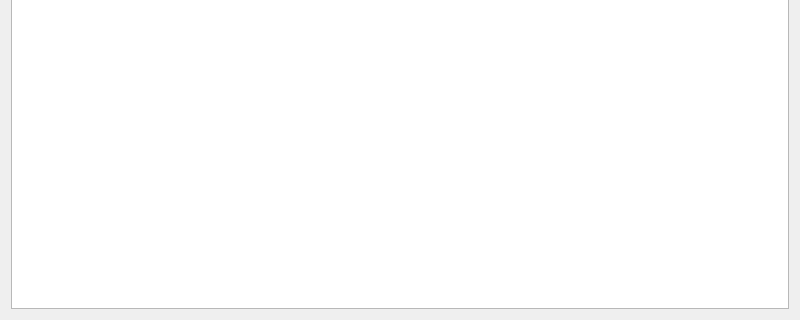
Before: the Qt Designer form components/navigationOptimizer/src/mainUI.ui in robocomp/robocomp-viriato, drawn with Qt 5; both pictures show x 0 to 800 and y 280 to 600 of the 800 by 600 pixel window.
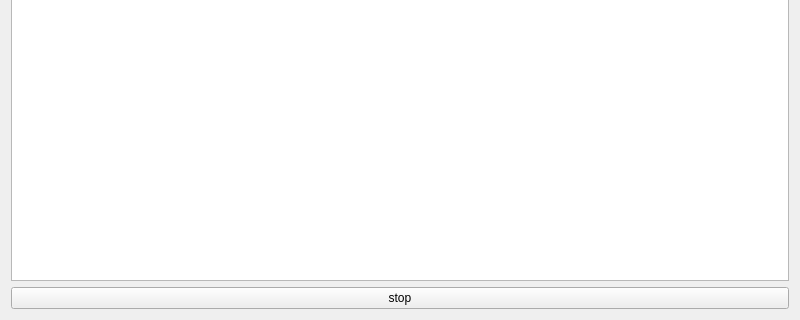
After: the same form once the commit is applied.

```diff
--- a/components/navigationOptimizer/src/mainUI.ui
+++ b/components/navigationOptimizer/src/mainUI.ui
@@ -13,9 +13,20 @@
   <property name="windowTitle">
    <string>navigationOptimizer</string>
   </property>
+  <layout class="QVBoxLayout" name="verticalLayout_2">
+   <item>
   <layout class="QVBoxLayout" name="verticalLayout">
    <item>
     <widget class="QGraphicsView" name="graphicsView"/>
+     </item>
+     <item>
+      <widget class="QPushButton" name="stop_button">
+       <property name="text">
+        <string>stop</string>
+       </property>
+      </widget>
+     </item>
+    </layout>
    </item>
   </layout>
  </widget>
```
Lines whose indentation alone changed are shown as unchanged.
